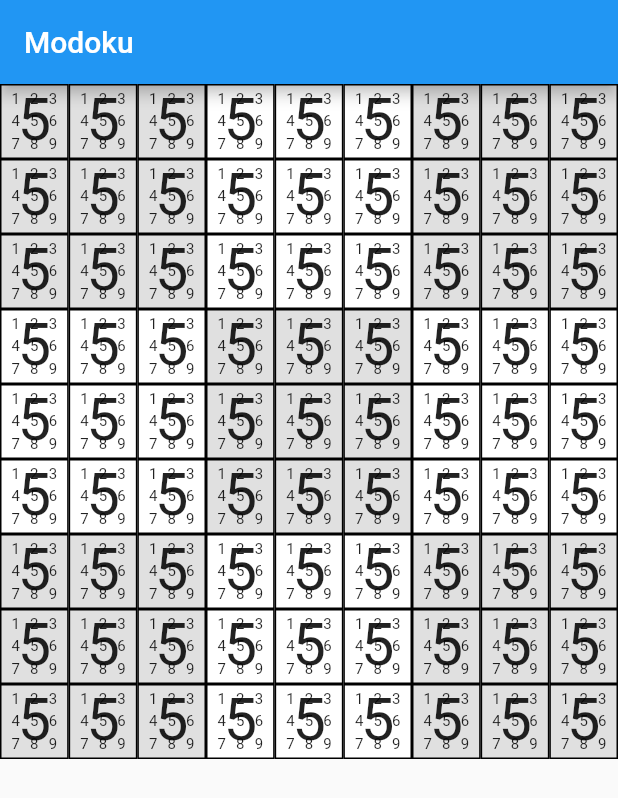
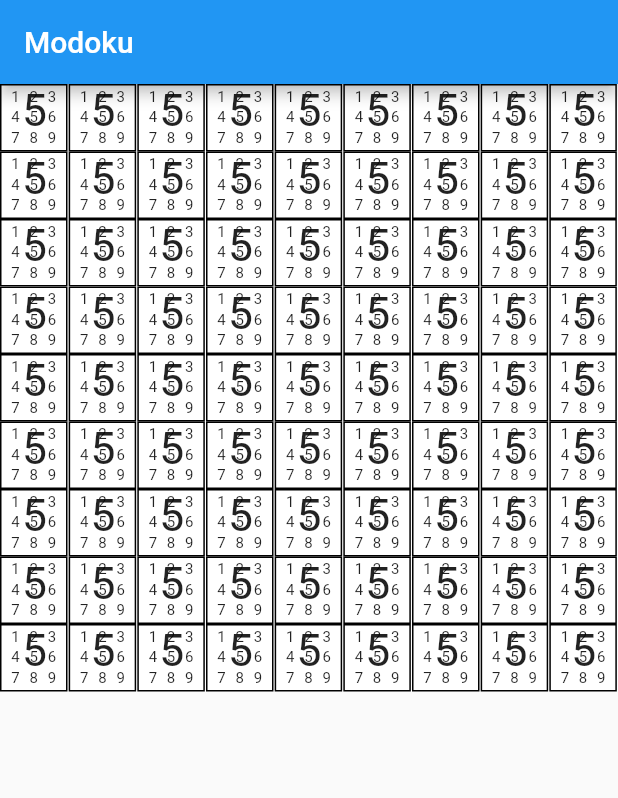
Before and after one commit to charlessfriend/modoku, a Flutter app: the screen it shows after launch, on a phone screen of 412 x 824 dp. Shown: the top 798 px of the screen. Run offline on Flutter 3.47's test engine with Material 2 defaults, Android fonts, the phone set to English and light mode, and no system bars; drawn by our look-alikes of auto_size_text.

Commit message:
added engine

```diff
--- a/lib/box.dart
+++ b/lib/box.dart
@@ -1,48 +1,28 @@
 import 'package:auto_size_text/auto_size_text.dart';
 import 'package:flutter/material.dart';
+import 'package:modoku/modokuEngine.dart';
 
-class Box extends StatefulWidget {
-  final int size;
-  _BoxState _boxState;
+class Box extends StatelessWidget {
 
-  Box(this.size);
+  final ModokuBox modokuBox;
+  final ValueChanged<ModokuBox> onFocus;
 
-  @override
-  _BoxState createState() {
-      _boxState = _BoxState();
-     return _boxState;
-  }
-
-  unFocus(bool hasFocus) {
-    //_boxState.unFocus(hasFocus);
-    //print('focusChanged $size $hasFocus');
-  }
-
-}
-
-class _BoxState extends State<Box> {
-  List<bool> _pencilVisibility;
-  Color _borderColor = Colors.black;
-  bool _hasFocus;
-  FocusNode _focusNode;
-
-  @override
-  void initState(){
-    super.initState();
-     _pencilVisibility = List<bool>(widget.size * widget.size);
-    _pencilVisibility = new List.generate(widget.size * widget.size, (i) => true);
-
-  }
+  Box(this.modokuBox, {this.onFocus});
 
   @override
   Widget build(BuildContext context) {
+    var _focusNode;
+    var _hasFocus = false;
+    var borderColor = Colors.black;
+
     return
       Focus(
         onFocusChange: (focus){
-          setState(() {
             _hasFocus = _focusNode.hasFocus;
-            _borderColor = _hasFocus ? Colors.green : Colors.black;
-          });
+            borderColor = _hasFocus ? Colors.green : Colors.black;
+            if (_hasFocus) {
+              onFocus(modokuBox);
+            }
         },
         child: Builder(
           builder: (BuildContext context) {
@@ -50,16 +30,14 @@ class _BoxState extends State<Box> {
             _hasFocus = _focusNode.hasFocus;
             return GestureDetector(
               onTap: () {
-                setState(() {
                   _focusNode.requestFocus();
-                });
               },
               child: Stack(
                 children: <Widget>[
                   Container(
-                    width: 50,
-                    height: 50,
-                    decoration: getDecoration(),
+                    width: 45,
+                    height: 45,
+                    decoration: getDecoration(borderColor),
                     child: Column(
                       mainAxisAlignment: MainAxisAlignment.spaceEvenly,
                       children: getRows(),
@@ -68,8 +46,8 @@ class _BoxState extends State<Box> {
                   Visibility(
                     visible: true,
                     child: Center(
-                      child: AutoSizeText("5",
-                        style : TextStyle(fontSize: 40)
+                      child: AutoSizeText(modokuBox.answer.toString(),
+                        style : TextStyle(fontSize: 30)
                       ),
                     ),
                   )
@@ -81,44 +59,36 @@ class _BoxState extends State<Box> {
       );
   }
 
-  Decoration getDecoration() {
+  Decoration getDecoration(Color borderColor) {
     return BoxDecoration(
       color: Colors.transparent,
       border: Border.all(
-        color: _borderColor,
+        color: borderColor,
         width: 1,
         ),
       );
   }
 
   List<Row> getRows() {
-    var rows = List<Row>();
-    for(int i = 0; i < widget.size; i++) {
-      rows.add(Row(
-            mainAxisAlignment: MainAxisAlignment.spaceEvenly,
-            children: getPencils(i),
-          )
-      );
-    }
-    return rows;
-  }
-
-  List<Widget> getPencils(int rowNumber) {
-    var pencils = List<Visibility>();
-    var start = rowNumber * widget.size;
-    for(int i = start; i < start + widget.size; i++){
-      pencils.add(
-        Visibility(
-          visible: _pencilVisibility[i],
+    var rows = List<Row>(modokuBox.size);
+    for(int r = 0; r < modokuBox.size; r++) {
+      var notes = List<Visibility>();
+      for(int c = 0; c < modokuBox.size; c++) {
+        notes.add(Visibility(
+          visible: modokuBox.notes[r][c],
           child: Text(
-            (i + 1).toString(),
+            ((r * modokuBox.size) + (c + 1)).toString(),
             style: TextStyle(
               fontSize: 10
             ),
           )
-        )
-      );
+          )
+        );
+        rows[r] = Row(
+          mainAxisAlignment: MainAxisAlignment.spaceEvenly,
+          children: notes);
+      }
     }
-    return pencils;
+    return rows;
   }
 }
--- a/lib/main.dart
+++ b/lib/main.dart
@@ -1,4 +1,5 @@
 import 'package:flutter/material.dart';
+import 'package:modoku/modokuEngine.dart';
 
 import 'box.dart';
 
@@ -26,9 +27,7 @@ class Modoku extends StatefulWidget {
 
 class _ModokuState extends State<Modoku> {
 
-  Box box1;
-  Box box2;
-  Box box3;
+  ModokuEngine _modokuEngine = ModokuEngine(3);
 
   @override
   Widget build(BuildContext context) {
@@ -37,58 +36,56 @@ class _ModokuState extends State<Modoku> {
       body: FocusScope(
         autofocus: true,
         child: Column(
-          children: <Widget>[
-            Row(
-              children: <Widget>[
-                buildSection(Colors.grey.shade300),
-                buildSection(),
-                buildSection(Colors.grey.shade300),
-              ],
-            ),
-            Row(
-              children: <Widget>[
-                buildSection(),
-                buildSection(Colors.grey.shade300),
-                buildSection(),
-              ],
-            ),
-            Row(
-              children: <Widget>[
-                buildSection(Colors.grey.shade300),
-                buildSection(),
-                buildSection(Colors.grey.shade300),
-              ],
-            ),
-        ],),
-      ),
+          children:
+            buildSheet(),
+          )
+        ),
     );
   }
 
-  Widget buildSection([Color sectionColor = Colors.white]){
+  List<Row> buildSheet() {
+    var rows = List<Row>(3);
+    for(int r = 0; r < _modokuEngine.size; r++ ) {
+      var sections = List<Widget>();
+      for(int c = 0; c < _modokuEngine.size; c++ ) {
+        sections.add(buildSection(_modokuEngine.sections[r][c]));
+      }
+      rows[r] = Row(children: sections);
+    }
+    return rows;
+  }
+
+  Widget buildSection(ModokuSection modokuSection, [Color sectionColor = Colors.white]){
     return Expanded(
       child: Container(
         color: sectionColor,
         child: Column(
-          children: <Widget>[
-            buildRow(),
-            buildRow(),
-            buildRow(),
-          ],
+          children:
+            buildBoxRow(modokuSection),
         ),
       ),
     );
   }
 
-  Row buildRow() {
-    return Row(
-      children: <Widget>[
+  List<Row> buildBoxRow(ModokuSection section) {
+    var rows = List<Row>(section.size);
+    for(int r = 0; r < section.size; r++ ) {
+      var boxes = List<Expanded>();
+      for(int c = 0; c < section.size; c++ ) {
+        boxes.add(Expanded(
+          child: Box(section.modokuBoxes[r][c],
+          onFocus: (modokuBox){
+            setState(() {
+              //modokuBox.answer = 4;
+            });
+          },),
+        )
+       );
+        rows[r] = Row(children: boxes);
 
-        Expanded(child: Box(3)),
-        Expanded(child: Box(3)),
-        Expanded(child: Box(3)),
-
-      ],
-    );
+      }
+    }
+    return rows;
   }
 
 }
--- /dev/null
+++ b/lib/modokuEngine.dart
@@ -0,0 +1,51 @@
+
+class ModokuEngine {
+  int size;
+  List<List<ModokuSection>> sections;
+
+  ModokuEngine(this.size) {
+    buildSections();
+  }
+
+  void buildSections() {
+    sections  = List<List<ModokuSection>>();
+    for(int r = 0; r < size; r++ ) {
+      sections.add(List<ModokuSection>());
+      for(int c = 0; c < size; c++ ) {
+        sections[r].add(ModokuSection(size));
+      }
+    }
+  }
+}
+
+class ModokuSection {
+  int size;
+  List<List<ModokuBox>> modokuBoxes;
+
+  ModokuSection(this.size){
+    modokuBoxes  = List<List<ModokuBox>>();
+    for(int r = 0; r < size; r++ ) {
+      modokuBoxes.add(List<ModokuBox>());
+      for(int c = 0; c < size; c++ ) {
+        modokuBoxes[r].add(ModokuBox(size));
+      }
+    }
+  }
+}
+
+class ModokuBox {
+  int size;
+  List<List<bool>> notes;
+  int correctAnswer = 5;
+  int answer = 5;
+
+  ModokuBox(this.size){
+    notes  = List<List<bool>>();
+    for(int r = 0; r < size; r++ ) {
+      notes.add(List<bool>());
+      for(int c = 0; c < size; c++ ) {
+        notes[r].add(true);
+      }
+    }
+  }
+}
```
